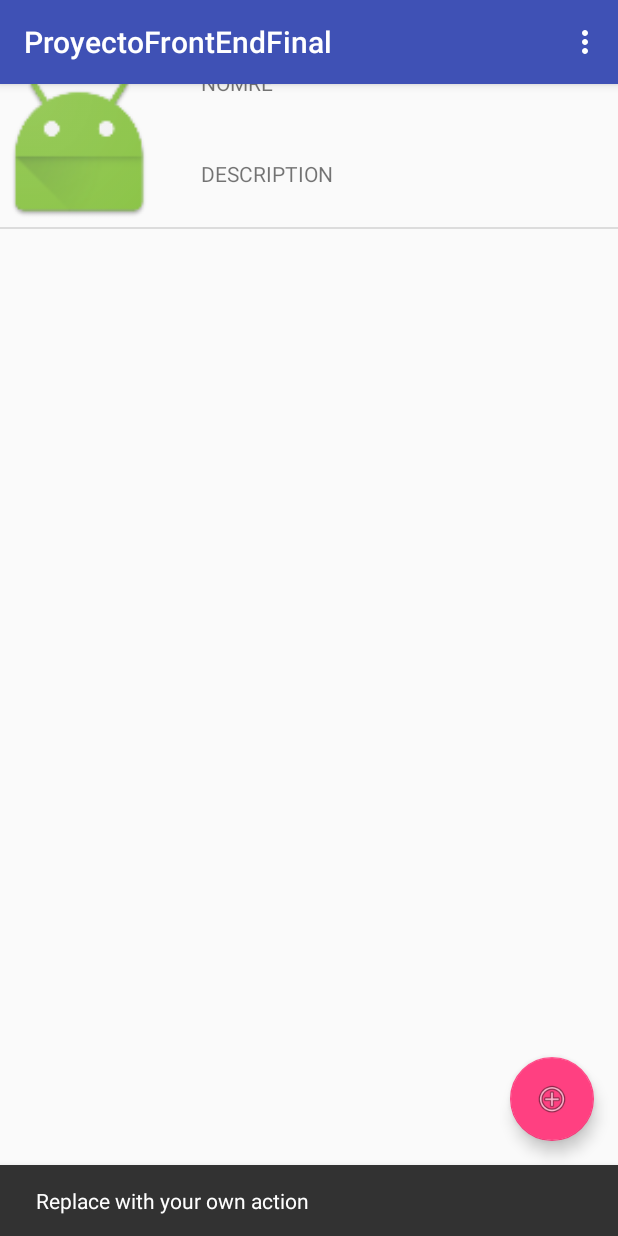
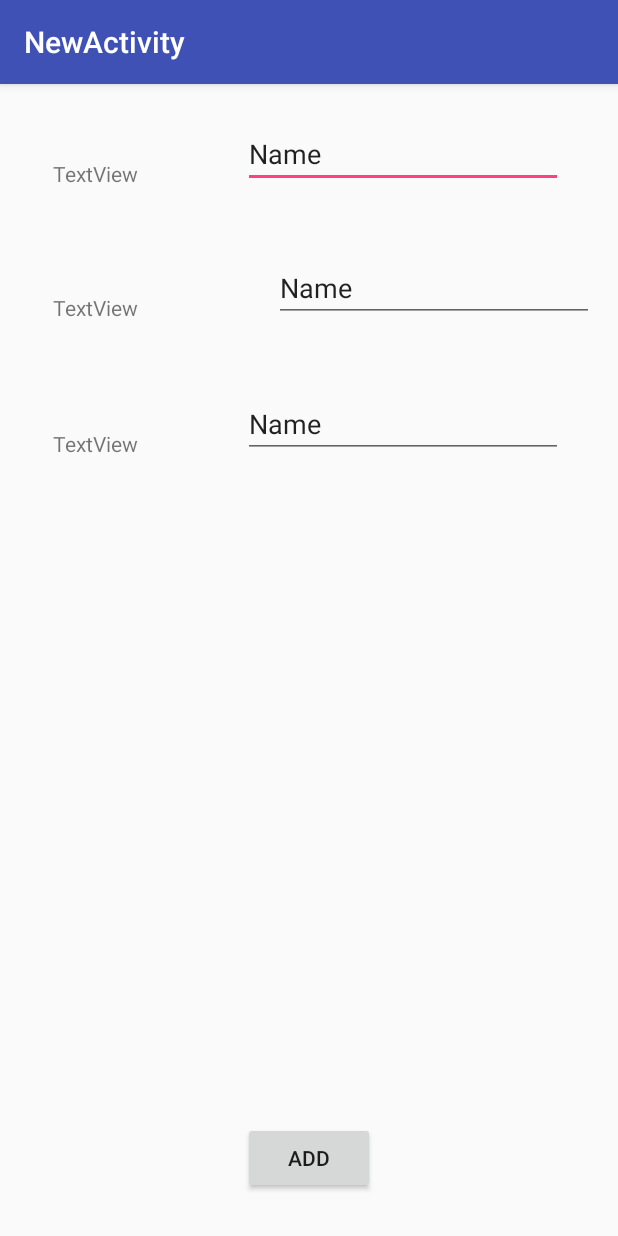
Before and after one commit to gatogoku/ProyectoFrontEndFinal, an Android app: the screen it shows after launch (MainActivity before the commit, NewActivity after it), after a tap on an icon or button, on a phone screen of 412 x 824 dp. Run offline under Robolectric (Android 15) with nearby library versions, the phone set to English and light mode, and no system bars.

Commit message:
permite insercion sqlLite

```diff
--- a/app/src/main/AndroidManifest.xml
+++ b/app/src/main/AndroidManifest.xml
@@ -18,6 +18,10 @@
                 <category android:name="android.intent.category.LAUNCHER" />
             </intent-filter>
         </activity>
+        <activity
+            android:name=".NewActivity"
+            android:label="@string/title_activity_new"
+            android:theme="@style/AppTheme.NoActionBar"></activity>
     </application>
 
 </manifest>
--- a/app/src/main/java/com/frontend/gato_goku/proyectofrontendfinal/MainActivity.java
+++ b/app/src/main/java/com/frontend/gato_goku/proyectofrontendfinal/MainActivity.java
@@ -1,5 +1,6 @@
 package com.frontend.gato_goku.proyectofrontendfinal;
 
+import android.content.Intent;
 import android.os.Bundle;
 import android.support.design.widget.FloatingActionButton;
 import android.support.design.widget.Snackbar;
@@ -32,6 +33,8 @@ public class MainActivity extends AppCompatActivity {
             public void onClick(View view) {
                 Snackbar.make(view, "Replace with your own action", Snackbar.LENGTH_LONG)
                         .setAction("Action", null).show();
+                Intent intent = new Intent(MainActivity.this,NewActivity.class);
+startActivity(intent);
             }
         });
 
--- /dev/null
+++ b/app/src/main/java/com/frontend/gato_goku/proyectofrontendfinal/NewActivity.java
@@ -0,0 +1,44 @@
+package com.frontend.gato_goku.proyectofrontendfinal;
+
+import android.database.Cursor;
+import android.os.Bundle;
+import android.support.design.widget.FloatingActionButton;
+import android.support.design.widget.Snackbar;
+import android.support.v7.app.AppCompatActivity;
+import android.support.v7.widget.Toolbar;
+import android.view.View;
+import android.widget.EditText;
+
+import com.frontend.gato_goku.proyectofrontendfinal.localdb.DbAdapter;
+import com.frontend.gato_goku.proyectofrontendfinal.models.Delegacion;
+
+public class NewActivity extends AppCompatActivity {
+
+    @Override
+    protected void onCreate(Bundle savedInstanceState) {
+        super.onCreate(savedInstanceState);
+        setContentView(R.layout.activity_new);
+        Toolbar toolbar = (Toolbar) findViewById(R.id.toolbar);
+        setSupportActionBar(toolbar);
+
+    }
+
+    public void insertar(View v){
+
+        EditText nombre = (EditText) findViewById(R.id.editTextNombre);
+        EditText descripcion = (EditText) findViewById(R.id.editTextDescripcion);
+        EditText direccion = (EditText) findViewById(R.id.editTextDireccion);
+
+        String nom = String.valueOf(nombre.getText());
+        String des = String.valueOf(descripcion.getText());
+        String dir = String.valueOf(direccion.getText());
+
+
+        DbAdapter db = new DbAdapter(this);
+        db.open();
+        db.insertarTarea(new Delegacion(0,nom,des,dir));
+        Cursor cursor = db.obtenerTareas();
+
+    }
+
+}
--- a/app/src/main/java/com/frontend/gato_goku/proyectofrontendfinal/localdb/AdapterBase.java
+++ b/app/src/main/java/com/frontend/gato_goku/proyectofrontendfinal/localdb/AdapterBase.java
@@ -82,36 +82,6 @@ public class AdapterBase extends BaseAdapter {
 
 
 
-  /*  public void rellenarListView() {
-        // Hacemos la consulta y obtenemos el cursor
-        DbAdapter db = new DbAdapter(activity);
-        Cursor cursor = db.obtenerTareas();
-        // que apunta a los datos
-
-        // Decimos qué campos queremos sacar
-        String[] campos = new String[] {"_id","nombre","descripcion","direccion"};
-
-        // Decimos dónde cargaremos los datos en cada item de la lista
-        int[] dondeMostrarCampos = new int[] {R.id.textViewId, R.id.textViewNombre,R.id.textViewDescripcion };
-
-        // Crea un adaptador para poder mostrar los datos en el ListView.
-        SimpleAdapter tareas = new SimpleAdapter(activity,null,R.id.textViewId,campos,dondeMostrarCampos);
-
-        // Asigna el adaptador al ListView.
-        ListView listaDatos = (ListView) activity.findViewById(R.id.lista);
-        listaDatos.setAdapter(tareas);
-
-        // Le asociamos un listener para saber cuál clickamos
-        listaDatos.setOnItemClickListener(new AdapterView.OnItemClickListener() {
-
-            public void onItemClick(AdapterView<?> arg0, View arg1, int arg2, long arg3) {
-                // 	Sacamos el registro de la posición que han seleccionado (arg2)
-                Cursor elementoSeleccionado = (Cursor) arg0.getItemAtPosition(arg2);
-            }
-        });
-
-
-    }*/
 
 
   public   void rellenarListView() {
--- /dev/null
+++ b/app/src/main/res/layout/activity_new.xml
@@ -0,0 +1,26 @@
+<?xml version="1.0" encoding="utf-8"?>
+<android.support.design.widget.CoordinatorLayout xmlns:android="http://schemas.android.com/apk/res/android"
+    xmlns:app="http://schemas.android.com/apk/res-auto"
+    xmlns:tools="http://schemas.android.com/tools"
+    android:layout_width="match_parent"
+    android:layout_height="match_parent"
+    android:fitsSystemWindows="true"
+    tools:context="com.frontend.gato_goku.proyectofrontendfinal.NewActivity">
+
+    <android.support.design.widget.AppBarLayout
+        android:layout_width="match_parent"
+        android:layout_height="wrap_content"
+        android:theme="@style/AppTheme.AppBarOverlay">
+
+        <android.support.v7.widget.Toolbar
+            android:id="@+id/toolbar"
+            android:layout_width="match_parent"
+            android:layout_height="?attr/actionBarSize"
+            android:background="?attr/colorPrimary"
+            app:popupTheme="@style/AppTheme.PopupOverlay" />
+
+    </android.support.design.widget.AppBarLayout>
+
+    <include layout="@layout/content_new" />
+
+</android.support.design.widget.CoordinatorLayout>
--- /dev/null
+++ b/app/src/main/res/layout/content_new.xml
@@ -0,0 +1,91 @@
+<?xml version="1.0" encoding="utf-8"?>
+<RelativeLayout xmlns:android="http://schemas.android.com/apk/res/android"
+    xmlns:app="http://schemas.android.com/apk/res-auto"
+    xmlns:tools="http://schemas.android.com/tools"
+    android:id="@+id/content_new"
+    android:layout_width="match_parent"
+    android:layout_height="match_parent"
+    android:paddingBottom="@dimen/activity_vertical_margin"
+    android:paddingLeft="@dimen/activity_horizontal_margin"
+    android:paddingRight="@dimen/activity_horizontal_margin"
+    android:paddingTop="@dimen/activity_vertical_margin"
+    app:layout_behavior="@string/appbar_scrolling_view_behavior"
+    tools:context="com.frontend.gato_goku.proyectofrontendfinal.NewActivity"
+    tools:showIn="@layout/activity_new">
+
+
+    <EditText
+        android:layout_width="wrap_content"
+        android:layout_height="wrap_content"
+        android:inputType="textPersonName"
+        android:text="Name"
+        android:ems="10"
+        android:layout_alignBottom="@+id/textView6"
+        android:layout_alignLeft="@+id/button3"
+        android:layout_alignStart="@+id/button3"
+        android:id="@+id/editTextNombre" />
+
+
+    <TextView
+        android:text="TextView"
+        android:layout_width="wrap_content"
+        android:layout_height="wrap_content"
+        android:layout_marginLeft="19dp"
+        android:layout_marginStart="19dp"
+        android:layout_marginTop="34dp"
+        android:id="@+id/textView6"
+        android:layout_alignParentTop="true"
+        android:layout_alignParentLeft="true"
+        android:layout_alignParentStart="true" />
+
+    <EditText
+        android:layout_width="wrap_content"
+        android:layout_height="wrap_content"
+        android:inputType="textPersonName"
+        android:text="Name"
+        android:ems="10"
+        android:layout_below="@+id/editTextNombre"
+        android:layout_alignParentRight="true"
+        android:layout_alignParentEnd="true"
+        android:layout_marginTop="44dp"
+        android:id="@+id/editTextDescripcion" />
+
+    <TextView
+        android:text="TextView"
+        android:layout_width="wrap_content"
+        android:layout_height="wrap_content"
+        android:layout_alignBottom="@+id/editTextDescripcion"
+        android:layout_alignLeft="@+id/textView6"
+        android:layout_alignStart="@+id/textView6"
+        android:id="@+id/textView7" />
+
+    <TextView
+        android:text="TextView"
+        android:layout_width="wrap_content"
+        android:layout_height="wrap_content"
+        android:layout_below="@+id/textView7"
+        android:layout_alignLeft="@+id/textView7"
+        android:layout_alignStart="@+id/textView7"
+        android:layout_marginTop="71dp"
+        android:id="@+id/textView8" />
+
+    <EditText
+        android:layout_width="wrap_content"
+        android:layout_height="wrap_content"
+        android:inputType="textPersonName"
+        android:text="Name"
+        android:ems="10"
+        android:layout_alignBottom="@+id/textView8"
+        android:layout_alignRight="@+id/editTextNombre"
+        android:layout_alignEnd="@+id/editTextNombre"
+        android:id="@+id/editTextDireccion" />
+    <Button
+        android:text="add"
+        android:layout_width="wrap_content"
+        android:layout_height="wrap_content"
+        android:layout_alignParentBottom="true"
+        android:layout_centerHorizontal="true"
+        android:layout_marginBottom="12dp"
+        android:id="@+id/button3"
+        android:onClick="insertar"/>
+</RelativeLayout>
--- a/app/src/main/res/values/strings.xml
+++ b/app/src/main/res/values/strings.xml
@@ -1,4 +1,5 @@
 <resources>
     <string name="app_name">ProyectoFrontEndFinal</string>
     <string name="action_settings">Settings</string>
+    <string name="title_activity_new">NewActivity</string>
 </resources>
```
